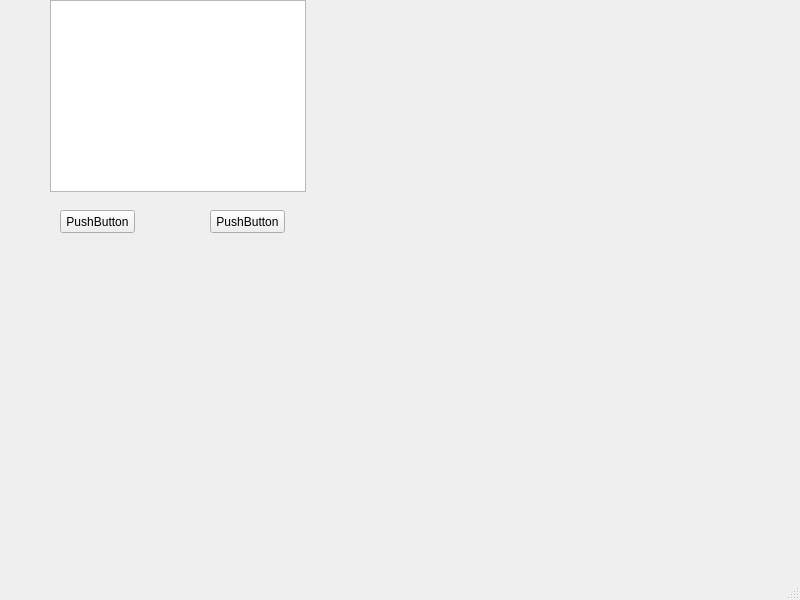
Before: the Qt Designer form QtConcurrent/mainwindow.ui in HardToKnew/QT, drawn with Qt 5.
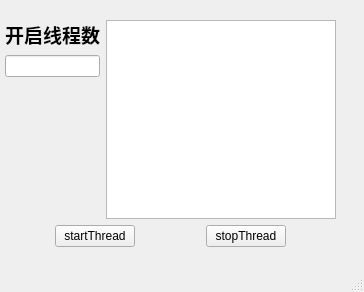
After: the same form once the commit is applied.

Diff of the .ui file:
```diff
--- a/QtConcurrent/mainwindow.ui
+++ b/QtConcurrent/mainwindow.ui
@@ -6,52 +6,171 @@
    <rect>
     <x>0</x>
     <y>0</y>
-    <width>800</width>
-    <height>600</height>
+    <width>364</width>
+    <height>292</height>
    </rect>
   </property>
   <property name="windowTitle">
    <string>MainWindow</string>
   </property>
   <widget class="QWidget" name="centralwidget">
-   <widget class="QPushButton" name="pushButton">
+   <widget class="QWidget" name="">
     <property name="geometry">
      <rect>
-      <x>60</x>
-      <y>210</y>
-      <width>75</width>
-      <height>23</height>
+      <x>-10</x>
+      <y>20</y>
+      <width>361</width>
+      <height>227</height>
      </rect>
     </property>
-    <property name="text">
-     <string>PushButton</string>
-    </property>
-   </widget>
-   <widget class="QPushButton" name="pushButton_2">
-    <property name="geometry">
-     <rect>
-      <x>210</x>
-      <y>210</y>
-      <width>75</width>
-      <height>23</height>
-     </rect>
-    </property>
-    <property name="text">
-     <string>PushButton</string>
-    </property>
-   </widget>
-   <widget class="QListView" name="listView">
-    <property name="geometry">
-     <rect>
-      <x>50</x>
-      <y>0</y>
-      <width>256</width>
-      <height>192</height>
-     </rect>
-    </property>
+    <layout class="QVBoxLayout" name="verticalLayout_2">
+     <item>
+      <layout class="QGridLayout" name="gridLayout">
+       <item row="0" column="0">
+        <spacer name="horizontalSpacer_5">
+         <property name="orientation">
+          <enum>Qt::Horizontal</enum>
+         </property>
+         <property name="sizeHint" stdset="0">
+          <size>
+           <width>40</width>
+           <height>20</height>
+          </size>
+         </property>
+        </spacer>
+       </item>
+       <item row="0" column="1">
+        <layout class="QVBoxLayout" name="verticalLayout">
+         <item>
+          <widget class="QLabel" name="label">
+           <property name="sizePolicy">
+            <sizepolicy hsizetype="Minimum" vsizetype="Minimum">
+             <horstretch>0</horstretch>
+             <verstretch>0</verstretch>
+            </sizepolicy>
+           </property>
+           <property name="font">
+            <font>
+             <family>宋体</family>
+             <pointsize>14</pointsize>
+             <weight>75</weight>
+             <bold>true</bold>
+            </font>
+           </property>
+           <property name="text">
+            <string>开启线程数</string>
+           </property>
+           <property name="alignment">
+            <set>Qt::AlignCenter</set>
+           </property>
+          </widget>
+         </item>
+         <item>
+          <widget class="QLineEdit" name="lineEdit"/>
+         </item>
+         <item>
+          <spacer name="verticalSpacer">
+           <property name="orientation">
+            <enum>Qt::Vertical</enum>
+           </property>
+           <property name="sizeHint" stdset="0">
+            <size>
+             <width>20</width>
+             <height>40</height>
+            </size>
+           </property>
+          </spacer>
+         </item>
+        </layout>
+       </item>
+       <item row="0" column="2">
+        <widget class="QTextEdit" name="textEdit">
+         <property name="html">
+          <string>&lt;!DOCTYPE HTML PUBLIC &quot;-//W3C//DTD HTML 4.0//EN&quot; &quot;http://www.w3.org/TR/REC-html40/strict.dtd&quot;&gt;
+&lt;html&gt;&lt;head&gt;&lt;meta name=&quot;qrichtext&quot; content=&quot;1&quot; /&gt;&lt;style type=&quot;text/css&quot;&gt;
+p, li { white-space: pre-wrap; }
+&lt;/style&gt;&lt;/head&gt;&lt;body style=&quot; font-family:'SimSun'; font-size:9pt; font-weight:400; font-style:normal;&quot;&gt;
+&lt;p style=&quot;-qt-paragraph-type:empty; margin-top:0px; margin-bottom:0px; margin-left:0px; margin-right:0px; -qt-block-indent:0; text-indent:0px; font-family:'SimSun';&quot;&gt;&lt;br /&gt;&lt;/p&gt;&lt;/body&gt;&lt;/html&gt;</string>
+         </property>
+        </widget>
+       </item>
+       <item row="0" column="3">
+        <spacer name="horizontalSpacer_3">
+         <property name="orientation">
+          <enum>Qt::Horizontal</enum>
+         </property>
+         <property name="sizeHint" stdset="0">
+          <size>
+           <width>40</width>
+           <height>20</height>
+          </size>
+         </property>
+        </spacer>
+       </item>
+      </layout>
+     </item>
+     <item>
+      <layout class="QHBoxLayout" name="horizontalLayout">
+       <item>
+        <spacer name="horizontalSpacer">
+         <property name="orientation">
+          <enum>Qt::Horizontal</enum>
+         </property>
+         <property name="sizeHint" stdset="0">
+          <size>
+           <width>40</width>
+           <height>20</height>
+          </size>
+         </property>
+        </spacer>
+       </item>
+       <item>
+        <widget class="QPushButton" name="pushButton">
+         <property name="text">
+          <string>startThread</string>
+         </property>
+        </widget>
+       </item>
+       <item>
+        <spacer name="horizontalSpacer_2">
+         <property name="orientation">
+          <enum>Qt::Horizontal</enum>
+         </property>
+         <property name="sizeHint" stdset="0">
+          <size>
+           <width>40</width>
+           <height>20</height>
+          </size>
+         </property>
+        </spacer>
+       </item>
+       <item>
+        <widget class="QPushButton" name="pushButton_2">
+         <property name="text">
+          <string>stopThread</string>
+         </property>
+        </widget>
+       </item>
+       <item>
+        <spacer name="horizontalSpacer_4">
+         <property name="orientation">
+          <enum>Qt::Horizontal</enum>
+         </property>
+         <property name="sizeHint" stdset="0">
+          <size>
+           <width>40</width>
+           <height>20</height>
+          </size>
+         </property>
+        </spacer>
+       </item>
+      </layout>
+     </item>
+    </layout>
    </widget>
   </widget>
-  <widget class="QMenuBar" name="menubar">
+  <widget class="QStatusBar" name="statusbar"/>
+  <widget class="QMenuBar" name="menuBar">
    <property name="geometry">
     <rect>
      <x>0</x>
@@ -61,7 +180,6 @@
     </rect>
    </property>
   </widget>
-  <widget class="QStatusBar" name="statusbar"/>
  </widget>
  <resources/>
  <connections/>
```
Left out of the diff: 2 changed lines with no effect on the pictures.
